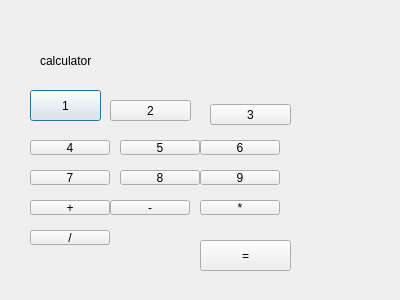
Old version of the form mydialog.ui in the repository czzonet/calculator.
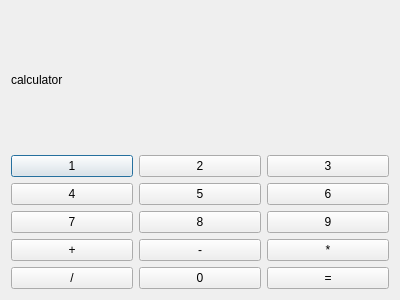
New version of the form.

Commit message: 优化界面update ui

```diff
--- a/mydialog.ui
+++ b/mydialog.ui
@@ -13,201 +13,124 @@
   <property name="windowTitle">
    <string>myDialog</string>
   </property>
+  <layout class="QVBoxLayout" name="verticalLayout">
+   <item>
   <widget class="QLabel" name="label">
-   <property name="geometry">
-    <rect>
-     <x>40</x>
-     <y>40</y>
-     <width>261</width>
-     <height>41</height>
-    </rect>
-   </property>
    <property name="text">
     <string>calculator</string>
    </property>
   </widget>
+   </item>
+   <item>
+    <layout class="QGridLayout" name="gridLayout">
+     <item row="0" column="0">
   <widget class="QPushButton" name="pushButton">
-   <property name="geometry">
-    <rect>
-     <x>30</x>
-     <y>90</y>
-     <width>71</width>
-     <height>31</height>
-    </rect>
-   </property>
    <property name="text">
     <string>1</string>
    </property>
   </widget>
+     </item>
+     <item row="0" column="1">
   <widget class="QPushButton" name="pushButton_2">
-   <property name="geometry">
-    <rect>
-     <x>110</x>
-     <y>100</y>
-     <width>81</width>
-     <height>21</height>
-    </rect>
-   </property>
    <property name="text">
     <string>2</string>
    </property>
   </widget>
+     </item>
+     <item row="0" column="2">
   <widget class="QPushButton" name="pushButton_3">
-   <property name="geometry">
-    <rect>
-     <x>210</x>
-     <y>104</y>
-     <width>81</width>
-     <height>21</height>
-    </rect>
-   </property>
    <property name="text">
     <string>3</string>
    </property>
   </widget>
+     </item>
+     <item row="1" column="0">
   <widget class="QPushButton" name="pushButton_4">
-   <property name="geometry">
-    <rect>
-     <x>30</x>
-     <y>140</y>
-     <width>80</width>
-     <height>15</height>
-    </rect>
-   </property>
    <property name="text">
     <string>4</string>
    </property>
   </widget>
+     </item>
+     <item row="1" column="1">
   <widget class="QPushButton" name="pushButton_5">
-   <property name="geometry">
-    <rect>
-     <x>120</x>
-     <y>140</y>
-     <width>80</width>
-     <height>15</height>
-    </rect>
-   </property>
    <property name="text">
     <string>5</string>
    </property>
   </widget>
+     </item>
+     <item row="1" column="2">
   <widget class="QPushButton" name="pushButton_6">
-   <property name="geometry">
-    <rect>
-     <x>200</x>
-     <y>140</y>
-     <width>80</width>
-     <height>15</height>
-    </rect>
-   </property>
    <property name="text">
     <string>6</string>
    </property>
   </widget>
+     </item>
+     <item row="2" column="0">
   <widget class="QPushButton" name="pushButton_7">
-   <property name="geometry">
-    <rect>
-     <x>30</x>
-     <y>170</y>
-     <width>80</width>
-     <height>15</height>
-    </rect>
-   </property>
    <property name="text">
     <string>7</string>
    </property>
   </widget>
+     </item>
+     <item row="2" column="1">
   <widget class="QPushButton" name="pushButton_8">
-   <property name="geometry">
-    <rect>
-     <x>120</x>
-     <y>170</y>
-     <width>80</width>
-     <height>15</height>
-    </rect>
-   </property>
    <property name="text">
     <string>8</string>
    </property>
   </widget>
+     </item>
+     <item row="2" column="2">
   <widget class="QPushButton" name="pushButton_9">
-   <property name="geometry">
-    <rect>
-     <x>200</x>
-     <y>170</y>
-     <width>80</width>
-     <height>15</height>
-    </rect>
-   </property>
    <property name="text">
     <string>9</string>
    </property>
   </widget>
+     </item>
+     <item row="3" column="0">
   <widget class="QPushButton" name="pushButton_10">
-   <property name="geometry">
-    <rect>
-     <x>30</x>
-     <y>200</y>
-     <width>80</width>
-     <height>15</height>
-    </rect>
-   </property>
    <property name="text">
     <string>+</string>
    </property>
   </widget>
+     </item>
+     <item row="3" column="1">
   <widget class="QPushButton" name="pushButton_11">
-   <property name="geometry">
-    <rect>
-     <x>110</x>
-     <y>200</y>
-     <width>80</width>
-     <height>15</height>
-    </rect>
-   </property>
    <property name="text">
     <string>-</string>
    </property>
   </widget>
+     </item>
+     <item row="3" column="2">
   <widget class="QPushButton" name="pushButton_12">
-   <property name="geometry">
-    <rect>
-     <x>200</x>
-     <y>200</y>
-     <width>80</width>
-     <height>15</height>
-    </rect>
-   </property>
    <property name="text">
     <string>*</string>
    </property>
   </widget>
+     </item>
+     <item row="4" column="0">
   <widget class="QPushButton" name="pushButton_13">
-   <property name="geometry">
-    <rect>
-     <x>30</x>
-     <y>230</y>
-     <width>80</width>
-     <height>15</height>
-    </rect>
-   </property>
    <property name="text">
     <string>/</string>
    </property>
   </widget>
+     </item>
+     <item row="4" column="2">
   <widget class="QPushButton" name="pushButton_14">
-   <property name="geometry">
-    <rect>
-     <x>200</x>
-     <y>240</y>
-     <width>91</width>
-     <height>31</height>
-    </rect>
-   </property>
    <property name="text">
     <string>=</string>
    </property>
   </widget>
+     </item>
+     <item row="4" column="1">
+      <widget class="QPushButton" name="pushButton_15">
+       <property name="text">
+        <string>0</string>
+       </property>
+      </widget>
+     </item>
+    </layout>
+   </item>
+  </layout>
  </widget>
  <layoutdefault spacing="6" margin="11"/>
  <resources/>
```
Lines whose indentation alone changed are shown as unchanged. The commit also changes 3 other files.
